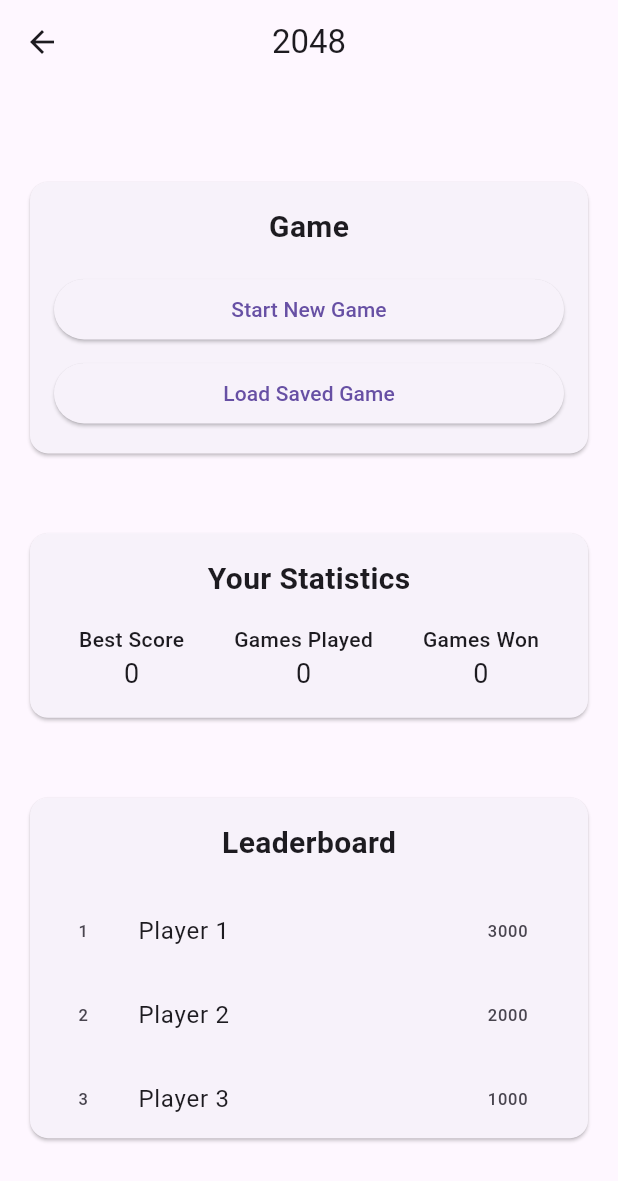
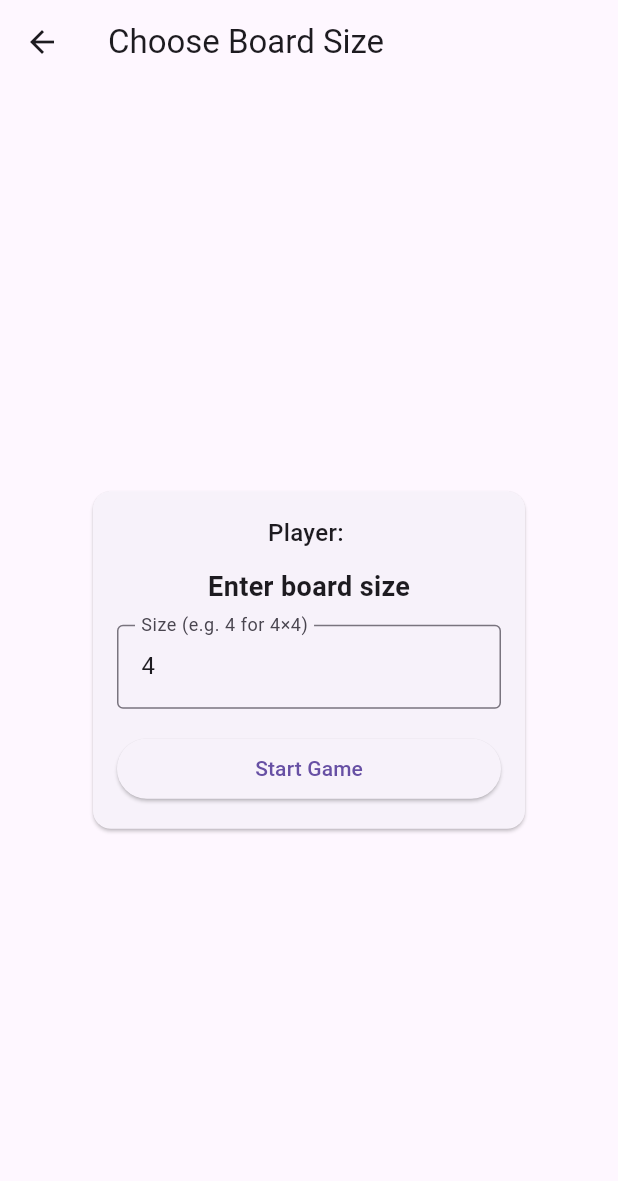
Before and after one commit to Faliboga-Dimitrie/my_2048_game, a Flutter app: the HomeScreen screen opened by its route, after a tap on "Start New Game", on a phone screen of 412 x 824 dp. Shown: the top 1181 px of the screen. Run offline on Flutter 3.47's test engine with Material 3 defaults, Android fonts, the phone set to English and light mode, and no system bars; our stand-ins replace drift; accounts and stored records are empty; generated files the repository leaves out were written again.

Commit message:
Implement game board functionality: add BoardViewModel, GameBoardScreen, and user session management; integrate local user features and database support.

```diff
--- a/lib/core/my_app.dart
+++ b/lib/core/my_app.dart
@@ -1,5 +1,7 @@
 import 'package:flutter/material.dart';
+import 'package:my_2048_game/core/db/app_database.dart';
 import 'package:my_2048_game/debug/debug_database_screen.dart';
+import 'package:my_2048_game/features/game/view/board_screen.dart';
 import 'package:my_2048_game/features/home/view/home.dart';
 import 'package:my_2048_game/core/welcome.dart';
 import 'package:my_2048_game/features/auth/view/login_view.dart';
@@ -22,6 +24,7 @@ class MyApp extends StatelessWidget {
         '/home': (context) => const HomeScreen(),
         '/local_play': (context) => const LocalUserScreen(),
         '/debug-db': (context) => const DebugDatabaseScreen(),
+        '/game': (context) => const GameBoardScreen(),
       },
     );
   }
--- a/lib/features/auth/view/login_view.dart
+++ b/lib/features/auth/view/login_view.dart
@@ -1,5 +1,7 @@
 import 'package:flutter/material.dart';
 import 'package:my_2048_game/features/auth/view_model/login_vm.dart';
+import 'package:my_2048_game/features/local_play/model/local_user.dart';
+import 'package:my_2048_game/features/local_play/provider/user_provider.dart';
 import 'package:provider/provider.dart';
 
 class LoginPage extends StatelessWidget {
@@ -7,6 +9,8 @@ class LoginPage extends StatelessWidget {
 
   @override
   Widget build(BuildContext context) {
+    final session = context.read<UserSession>();
+
     return Consumer<LoginViewModel>(
       builder: (context, vm, child) {
         return Scaffold(
@@ -52,6 +56,7 @@ class LoginPage extends StatelessWidget {
                         : () async {
                             final success = await vm.submit();
                             if (success && context.mounted) {
+                              session.setUser(LocalUser(username: 'mock_user'));
                               Navigator.of(
                                 context,
                               ).pushReplacementNamed('/home');
--- /dev/null
+++ b/lib/features/game/data/board_dao.dart
@@ -0,0 +1,20 @@
+import 'package:my_2048_game/features/game/model/board.dart';
+import 'package:my_2048_game/features/game/model/tile.dart';
+
+String serializeBoard(Board board) {
+  return board.cells.map((t) => t.value.toString()).join(',');
+}
+
+Board deserializeBoard(String data, {required int size}) {
+  final parts = data.split(',');
+  if (parts.length != size * size) {
+    throw ArgumentError('Invalid boardState length: ${parts.length}');
+  }
+
+  final tiles = parts
+      .map((p) => int.parse(p))
+      .map((v) => Tile(value: v))
+      .toList(growable: false);
+
+  return Board(size: size, cells: tiles);
+}
--- /dev/null
+++ b/lib/features/game/model/board.dart
@@ -0,0 +1,105 @@
+import 'tile.dart';
+
+enum Direction { up, down, left, right }
+
+enum MergeMode { classic, cascade }
+
+class MoveResult {
+  final Board newBoard;
+  final int gainedScore;
+  final bool moved;
+  final bool isGameOver;
+
+  const MoveResult({
+    required this.newBoard,
+    required this.gainedScore,
+    required this.moved,
+    required this.isGameOver,
+  });
+}
+
+class Board {
+  final int size;
+  final List<Tile> cells;
+
+  /// Creates a board with given [size] and [cells].
+  /// [cells] must have length == size * size.
+  const Board({
+    this.size = 4,
+    required this.cells,
+  }) : assert(cells.length == size * size);
+
+  /// Creates an empty board (all tiles value = 0).
+  factory Board.empty({int size = 4}) {
+    return Board(
+      size: size,
+      cells: List<Tile>.filled(size * size, const Tile.empty(), growable: false),
+    );
+  }
+
+  /// Helper to convert (row, col) into index in the 1D [cells] list.
+  int index(int row, int col) => row * size + col;
+
+  /// Get tile at [row], [col].
+  Tile tileAt(int row, int col) => cells[index(row, col)];
+
+  /// Returns a new board with tile at [row], [col] replaced.
+  Board setTile(int row, int col, Tile tile) {
+    final newCells = List<Tile>.from(cells);
+    newCells[index(row, col)] = tile;
+    return Board(size: size, cells: newCells);
+  }
+
+  /// Clears all merged flags and returns a new Board instance.
+  Board resetMergeFlags() {
+    // TODO: implement: return a new Board where all tiles have mergedThisMove = false.
+    throw UnimplementedError('resetMergeFlags() not implemented yet');
+  }
+
+  /// Spawns a new tile (2 or 4) in a random empty position.
+  /// Returns a new board.
+  Board spawnRandomTile() {
+    // TODO: implement:
+    // 1. Collect indices of tiles with value == 0.
+    // 2. If none, return this.
+    // 3. Pick random empty cell.
+    // 4. Insert new Tile(value: 2 or 4).
+    throw UnimplementedError('spawnRandomTile() not implemented yet');
+  }
+
+  /// Executes a move in the given [direction] with the given [mergeMode]
+  /// and returns a [MoveResult].
+  MoveResult move(Direction direction, MergeMode mergeMode) {
+    // TODO: implement:
+    // - Reset merge flags
+    // - Slide tiles in given direction
+    // - Merge according to mergeMode
+    // - Calculate gainedScore
+    // - Spawn random tile if something moved
+    // - Check game over
+    throw UnimplementedError('move() not implemented yet');
+  }
+
+  /// Returns true if there is at least one legal move (for game over check).
+  bool hasMovesLeft() {
+    // TODO: implement:
+    // - If any tile is empty => true
+    // - Else, if any adjacent tiles can merge => true
+    // - Otherwise => false
+    throw UnimplementedError('hasMovesLeft() not implemented yet');
+  }
+
+  /// Simple debug print of the board.
+  @override
+  String toString() {
+    final buffer = StringBuffer();
+    for (var r = 0; r < size; r++) {
+      final rowValues = <String>[];
+      for (var c = 0; c < size; c++) {
+        rowValues.add(tileAt(r, c).value.toString().padLeft(4));
+      }
+      buffer.writeln(rowValues.join());
+    }
+    return buffer.toString();
+  }
+}
--- /dev/null
+++ b/lib/features/game/model/tile.dart
@@ -0,0 +1,28 @@
+class Tile {
+  final int value;
+  final bool mergedThisMove;
+
+  const Tile({
+    required this.value,
+    this.mergedThisMove = false,
+  });
+
+  const Tile.empty() : this(value: 0, mergedThisMove: false);
+
+  bool get isEmpty => value == 0;
+
+  bool get isNotEmpty => value != 0;
+
+  Tile copyWith({
+    int? value,
+    bool? mergedThisMove,
+  }) {
+    return Tile(
+      value: value ?? this.value,
+      mergedThisMove: mergedThisMove ?? this.mergedThisMove,
+    );
+  }
+
+  @override
+  String toString() => 'Tile(value: $value, merged: $mergedThisMove)';
+}
--- /dev/null
+++ b/lib/features/game/view/board_screen.dart
@@ -0,0 +1,292 @@
+import 'package:flutter/material.dart';
+import 'package:my_2048_game/core/db/app_database.dart';
+import 'package:my_2048_game/features/game/model/board.dart';
+import 'package:my_2048_game/features/game/view_model/board_vm.dart';
+import 'package:my_2048_game/features/local_play/provider/user_provider.dart';
+import 'package:provider/provider.dart';
+
+class GameBoardScreen extends StatefulWidget {
+  const GameBoardScreen({super.key});
+
+  @override
+  State<GameBoardScreen> createState() => _GameBoardScreenState();
+}
+
+class _GameBoardScreenState extends State<GameBoardScreen> {
+  final TextEditingController _sizeController = TextEditingController(text: '4');
+  BoardViewModel? _viewModel;
+
+  @override
+  void dispose() {
+    _sizeController.dispose();
+    _viewModel?.dispose();
+    super.dispose();
+  }
+
+  Future<void> _startGame() async {
+    final db = context.read<AppDatabase>();
+    final user = db.getUserByUsername(context.read<UserSession>().currentUser!.username);
+    final parsed = int.tryParse(_sizeController.text) ?? 4;
+    final size = parsed.clamp(2, 8);
+
+    int? userId = (await user)?.id;
+
+    if (userId == null) {
+      // This should not happen, as we come from local user selection
+      ScaffoldMessenger.of(context).showSnackBar(
+        const SnackBar(content: Text('Error: User not found')),
+      );
+      return;
+    }
+
+    final vm = BoardViewModel(
+      db: db,
+      userId: userId,
+      initialSize: size,
+    );
+
+    await vm.newGame();
+
+    setState(() => _viewModel = vm);
+  }
+
+  void _resetSizeSelection() {
+    _viewModel?.dispose();
+    _viewModel = null;
+    _sizeController.text = '4';
+    setState(() {});
+  }
+
+  @override
+  Widget build(BuildContext context) {
+    final session = context.watch<UserSession>();
+    final username = session.currentUser?.username ?? 'Unknown';
+
+    // STEP 1: if no viewModel yet, ask for board size
+    if (_viewModel == null) {
+      return Scaffold(
+        appBar: AppBar(
+          title: const Text('Choose Board Size'),
+        ),
+        body: Center(
+          child: ConstrainedBox(
+            constraints: const BoxConstraints(maxWidth: 320),
+            child: Card(
+              margin: const EdgeInsets.all(16),
+              child: Padding(
+                padding: const EdgeInsets.all(16),
+                child: Column(
+                  mainAxisSize: MainAxisSize.min,
+                  children: [
+                    Text(
+                      'Player: $username',
+                      style: const TextStyle(
+                        fontSize: 16,
+                        fontWeight: FontWeight.w500,
+                      ),
+                    ),
+                    const SizedBox(height: 12),
+                    const Text(
+                      'Enter board size',
+                      style: TextStyle(fontSize: 18, fontWeight: FontWeight.bold),
+                    ),
+                    const SizedBox(height: 12),
+                    TextField(
+                      controller: _sizeController,
+                      keyboardType: TextInputType.number,
+                      decoration: const InputDecoration(
+                        labelText: 'Size (e.g. 4 for 4×4)',
+                        border: OutlineInputBorder(),
+                      ),
+                    ),
+                    const SizedBox(height: 16),
+                    SizedBox(
+                      width: double.infinity,
+                      child: ElevatedButton(
+                        onPressed: _startGame,
+                        child: const Text('Start Game'),
+                      ),
+                    ),
+                  ],
+                ),
+              ),
+            ),
+          ),
+        ),
+      );
+    }
+
+    // STEP 2: once we have a viewModel, render the board
+    final vm = _viewModel!;
+
+    return Scaffold(
+      appBar: AppBar(
+        title: const Text('2048'),
+        actions: [
+          IconButton(
+            tooltip: 'Change board size',
+            onPressed: _resetSizeSelection,
+            icon: const Icon(Icons.grid_on),
+          ),
+          IconButton(
+            tooltip: 'New game',
+            onPressed: vm.newGame,
+            icon: const Icon(Icons.refresh),
+          ),
+        ],
+      ),
+      body: AnimatedBuilder(
+        animation: vm,
+        builder: (context, _) {
+          return Column(
+            children: [
+              Padding(
+                padding: const EdgeInsets.all(16),
+                child: Row(
+                  children: [
+                    Column(
+                      crossAxisAlignment: CrossAxisAlignment.start,
+                      children: [
+                        Text(
+                          'Player: $username',
+                          style: const TextStyle(
+                            fontSize: 14,
+                            fontWeight: FontWeight.w500,
+                          ),
+                        ),
+                        const SizedBox(height: 4),
+                        Text(
+                          'Score: ${vm.score}',
+                          style: const TextStyle(
+                            fontSize: 18,
+                            fontWeight: FontWeight.bold,
+                          ),
+                        ),
+                      ],
+                    ),
+                    const Spacer(),
+                    if (vm.isGameOver)
+                      const Text(
+                        'Game Over',
+                        style: TextStyle(
+                          fontSize: 16,
+                          color: Colors.red,
+                          fontWeight: FontWeight.bold,
+                        ),
+                      ),
+                  ],
+                ),
+              ),
+
+              Expanded(
+                child: Center(
+                  child: AspectRatio(
+                    aspectRatio: 1,
+                    child: _BoardView(
+                      board: vm.board,
+                      onMove: vm.onMove,
+                    ),
+                  ),
+                ),
+              ),
+            ],
+          );
+        },
+      ),
+    );
+  }
+}
+
+/// Separate widget for the board grid.
+/// It wraps the grid in a GestureDetector so you can use swipe input later.
+class _BoardView extends StatelessWidget {
+  const _BoardView({
+    required this.board,
+    required this.onMove,
+  });
+
+  final Board board;
+  final void Function(Direction) onMove;
+
+  @override
+  Widget build(BuildContext context) {
+    final size = board.size;
+
+    return GestureDetector(
+      // TODO: replace with your gyroscope or proper swipe detection later.
+      onPanEnd: (details) {
+        final velocity = details.velocity.pixelsPerSecond;
+        if (velocity.dx.abs() > velocity.dy.abs()) {
+          // horizontal swipe
+          if (velocity.dx > 0) {
+            onMove(Direction.right);
+          } else {
+            onMove(Direction.left);
+          }
+        } else {
+          // vertical swipe
+          if (velocity.dy > 0) {
+            onMove(Direction.down);
+          } else {
+            onMove(Direction.up);
+          }
+        }
+      },
+      child: Container(
+        margin: const EdgeInsets.all(16),
+        decoration: BoxDecoration(
+          color: Colors.grey.shade300,
+          borderRadius: BorderRadius.circular(12),
+        ),
+        child: Padding(
+          padding: const EdgeInsets.all(8),
+          child: GridView.builder(
+            physics: const NeverScrollableScrollPhysics(),
+            gridDelegate: SliverGridDelegateWithFixedCrossAxisCount(
+              crossAxisCount: size,
+              crossAxisSpacing: 8,
+              mainAxisSpacing: 8,
+            ),
+            itemCount: size * size,
+            itemBuilder: (context, index) {
+              final row = index ~/ size;
+              final col = index % size;
+              final tile = board.tileAt(row, col);
+
+              return _TileView(value: tile.value);
+            },
+          ),
+        ),
+      ),
+    );
+  }
+}
+
+class _TileView extends StatelessWidget {
+  const _TileView({required this.value});
+
+  final int value;
+
+  @override
+  Widget build(BuildContext context) {
+    final bool isEmpty = value == 0;
+
+    return Container(
+      decoration: BoxDecoration(
+        color: isEmpty ? Colors.grey.shade200 : Colors.orange.shade200,
+        borderRadius: BorderRadius.circular(8),
+      ),
+      child: Center(
+        child: isEmpty
+            ? const SizedBox.shrink()
+            : Text(
+                '$value',
+                style: const TextStyle(
+                  fontSize: 24,
+                  fontWeight: FontWeight.bold,
+                ),
+              ),
+      ),
+    );
+  }
+}
--- /dev/null
+++ b/lib/features/game/view_model/board_vm.dart
@@ -0,0 +1,123 @@
+import 'package:flutter/foundation.dart';
+import 'package:my_2048_game/core/db/app_database.dart';
+import 'package:my_2048_game/features/game/data/board_dao.dart';
+import 'package:my_2048_game/features/game/model/board.dart';
+
+class BoardViewModel extends ChangeNotifier {
+  final AppDatabase _db;
+  final int _userId;
+  final MergeMode _mergeMode;
+
+  Board _board;
+  int _score;
+  int _moveCount;
+  bool _isGameOver;
+
+  Game? _currentGameRow; // DB row for this session, if any
+
+  BoardViewModel({
+    required AppDatabase db,
+    required int userId,
+    int initialSize = 4,
+    MergeMode mergeMode = MergeMode.classic,
+    Game? initialGame, // if you come from "load game"
+  })  : _db = db,
+        _userId = userId,
+        _mergeMode = mergeMode,
+        _score = initialGame?.score ?? 0,
+        _moveCount = initialGame?.moveCount ?? 0,
+        _isGameOver = false, // you can also read this from game if you add a flag
+        _currentGameRow = initialGame,
+        _board = initialGame != null
+            ? deserializeBoard(initialGame.boardState, size: 4) // or store size in DB
+            : Board.empty(size: initialSize);
+
+  Board get board => _board;
+  int get score => _score;
+  int get moveCount => _moveCount;
+  bool get isGameOver => _isGameOver;
+  MergeMode get mergeMode => _mergeMode;
+
+  /// Starts a new game and creates a DB row for it.
+  Future<void> newGame() async {
+    _board = Board.empty(size: _board.size)
+        .spawnRandomTile()
+        .spawnRandomTile();
+    _score = 0;
+    _moveCount = 0;
+    _isGameOver = false;
+
+    final boardState = serializeBoard(_board);
+
+    // create row in DB
+    final gameId = await _db.createGame(
+      userId: _userId,
+      boardState: boardState,
+      score: _score,
+      moveCount: _moveCount,
+    );
+
+    // Build in-memory Game row (Drift's Game class)
+    _currentGameRow = Game(
+      id: gameId,
+      userId: _userId,
+      boardState: boardState,
+      score: _score,
+      moveCount: _moveCount,
+      createdAt: DateTime.now(),
+      lastPlayedAt: DateTime.now(),
+    );
+
+    notifyListeners();
+  }
+
+  /// Called when the user performs a move.
+  Future<void> onMove(Direction direction) async {
+    if (_isGameOver) return;
+
+    final result = _board.move(direction, _mergeMode);
+
+    if (!result.moved) {
+      // No change – no DB update needed.
+      return;
+    }
+
+    _board = result.newBoard;
+    _score += result.gainedScore;
+    _moveCount += 1;
+    _isGameOver = result.isGameOver;
+
+    await _saveToDb();
+    notifyListeners();
+  }
+
+  /// Saves the current game state into the DB.
+  Future<void> _saveToDb() async {
+    if (_currentGameRow == null) return;
+
+    final boardState = serializeBoard(_board);
+
+    final updated = Game(
+      id: _currentGameRow!.id,
+      userId: _currentGameRow!.userId,
+      boardState: boardState,
+      score: _score,
+      moveCount: _moveCount,
+      createdAt: _currentGameRow!.createdAt,
+      lastPlayedAt: DateTime.now(),
+    );
+
+    await _db.updateGame(updated);
+    _currentGameRow = updated;
+  }
+
+  /// If you need to load an existing game manually (e.g. from a "load game" list)
+  void loadFromGame(Game game) {
+    _currentGameRow = game;
+    _board = deserializeBoard(game.boardState, size: _board.size);
+    _score = game.score;
+    _moveCount = game.moveCount;
+    _isGameOver = false; // or derive from DB if you store it
+    notifyListeners();
+  }
+}
--- a/lib/features/home/view/home.dart
+++ b/lib/features/home/view/home.dart
@@ -1,4 +1,6 @@
 import 'package:flutter/material.dart';
+import 'package:my_2048_game/features/local_play/provider/user_provider.dart';
+import 'package:provider/provider.dart';
 
 class HomeScreen extends StatefulWidget {
   const HomeScreen({super.key});
@@ -10,6 +12,8 @@ class HomeScreen extends StatefulWidget {
 class _HomeScreenState extends State<HomeScreen> {
   @override
   Widget build(BuildContext context) {
+    final user = context.watch<UserSession>().currentUser;
+
     return Scaffold(
       appBar: AppBar(
         title: const Text('2048'),
@@ -35,7 +39,10 @@ class _HomeScreenState extends State<HomeScreen> {
                       width: double.infinity,
                       child: ElevatedButton(
                         onPressed: () {
-                          // Navigate to new game
+                          Navigator.pushReplacementNamed(
+                            context,
+                            '/game',
+                          );
                         },
                         child: const Text('Start New Game'),
                       ),
--- /dev/null
+++ b/lib/features/local_play/provider/user_provider.dart
@@ -0,0 +1,16 @@
+import 'package:flutter/foundation.dart';
+import 'package:my_2048_game/features/local_play/model/local_user.dart';
+
+class UserSession extends ChangeNotifier {
+  LocalUser? currentUser;
+
+  void setUser(LocalUser user) {
+    currentUser = user;
+    notifyListeners();
+  }
+
+  void clear() {
+    currentUser = null;
+    notifyListeners();
+  }
+}
--- a/lib/main.dart
+++ b/lib/main.dart
@@ -3,24 +3,26 @@ import 'package:my_2048_game/core/db/app_database.dart';
 import 'package:my_2048_game/features/auth/view_model/login_vm.dart';
 import 'package:my_2048_game/features/auth/view_model/register_vm.dart';
 import 'package:my_2048_game/core/my_app.dart';
+import 'package:my_2048_game/features/local_play/provider/user_provider.dart';
 import 'package:provider/provider.dart';
 import 'package:my_2048_game/features/auth/service/auth_api_service.dart';
 
 void main() {
   final db = AppDatabase();
   final authApi = AuthApiService();
+  final userSession = UserSession();
 
   runApp(
     MultiProvider(
       providers: [
         Provider<AppDatabase>.value(value: db),
+        ChangeNotifierProvider<UserSession>.value(value: userSession),
         ChangeNotifierProvider(
           create: (_) => LoginViewModel(authApi),
         ),
         ChangeNotifierProvider(
           create: (_) => RegisterViewModel(authApi),
         ),
-        // later: LocalPlayViewModel, GameViewModel, etc. using db
       ],
       child: const MyApp(),
     ),
```
Also changed, not shown: lib/features/local_play/view/local_player_view.dart (+11 -15 lines).
